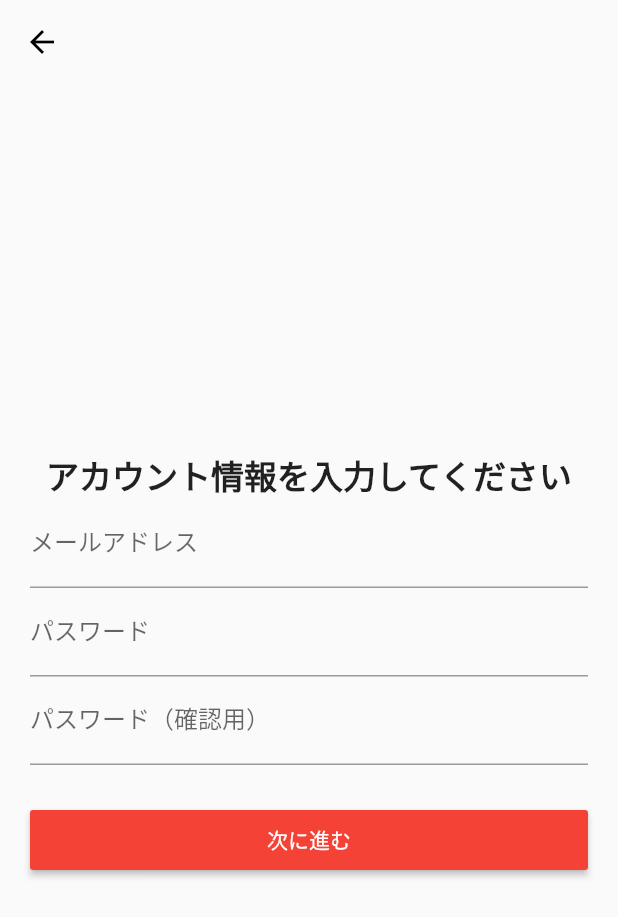
After one commit to KenAra1311/tasuke_ai, a Flutter app: the SignUp01Page screen opened by its route, on a phone screen of 412 x 824 dp. The commit adds this screen. Shown: the top 917 px of the screen. Run offline on Flutter 3.47's test engine with Material 2 defaults, Android fonts, the phone set to English and light mode, and no system bars.

Commit message:
サインアップページ1枚目を作成＆ヘッダーをクラス化

```diff
--- a/lib/main.dart
+++ b/lib/main.dart
@@ -1,6 +1,8 @@
 import 'package:flutter/material.dart';
+import 'package:tasuke_ai/pages/auth/sign_up_01_page.dart';
+import 'package:tasuke_ai/pages/splash/splash_page.dart';
 import 'package:tasuke_ai/pages/welcome/welcome_page.dart';
-import 'package:tasuke_ai/pages/splash/splash_page.dart';
+import 'package:tasuke_ai/widgets/organisms/header.dart';
 
 void main() {
   runApp(
@@ -9,6 +11,7 @@ void main() {
       routes: <String, WidgetBuilder>{
         '/': (BuildContext context) => SplashPage(),
         '/welcome': (BuildContext context) => WelcomePage(),
+        '/sign-up/01': (BuildContext context) => SignUp01Page(),
         '/home': (BuildContext context) => MyApp(),
       },
     ),
@@ -23,15 +26,13 @@ class MyApp extends StatelessWidget {
       theme: ThemeData(
         primarySwatch: Colors.red,
       ),
-      home: MyHomePage(title: '助け愛'),
+      home: MyHomePage(),
     );
   }
 }
 
 class MyHomePage extends StatefulWidget {
-  MyHomePage({Key key, this.title}) : super(key: key);
-
-  final String title;
+  MyHomePage({Key key}) : super(key: key);
 
   @override
   _MyHomePageState createState() => _MyHomePageState();
@@ -43,9 +44,10 @@ class _MyHomePageState extends State<MyHomePage> {
   @override
   Widget build(BuildContext context) {
     return Scaffold(
-      appBar: AppBar(
-        title: Text(widget.title),
-        elevation: 0.0,
+      appBar: Header(
+        title: '助け愛',
+        backgroundColor: Color(0xfff44436),
+        iconThemeColor: Color(0xffffffff),
       ),
       body: Center(
         child: Column(
--- /dev/null
+++ b/lib/pages/auth/sign_up_01_page.dart
@@ -0,0 +1,75 @@
+import 'package:flutter/material.dart';
+import 'package:provider/provider.dart';
+import 'package:tasuke_ai/widgets/organisms/header.dart';
+
+import 'sign_up_page_view_model.dart';
+
+class SignUp01Page extends StatelessWidget {
+  @override
+  Widget build(BuildContext context) {
+    return MultiProvider(
+      providers: [
+        ChangeNotifierProvider(create: (_) => SignUpPageModelView()),
+      ],
+      child: Scaffold(
+        appBar: Header(
+          title: '',
+          backgroundColor: Color(0xfffafafa),
+          iconThemeColor: Color(0xff000000),
+        ),
+        body: _Body()
+      ),
+    );
+  }
+}
+
+class _Body extends StatelessWidget {
+  @override
+  Widget build(BuildContext context) {
+    final _signUpPageModelView = Provider.of<SignUpPageModelView>(context);
+
+    return Container(
+      margin: EdgeInsets.only(left: 20, right: 20),
+      child: Column(
+        mainAxisAlignment: MainAxisAlignment.center,
+        children: <Widget>[
+          Container(
+            alignment: Alignment.topCenter,
+            child: Text(
+              'アカウント情報を入力してください',
+              style: TextStyle(
+                fontSize: 22,
+                fontWeight: FontWeight.bold,
+              ),
+            ),
+          ),
+          TextFormField(
+            controller: _signUpPageModelView.emailTextController,
+            decoration: InputDecoration(labelText: 'メールアドレス'),
+          ),
+          TextFormField(
+            controller: _signUpPageModelView.passwordTextController,
+            decoration: InputDecoration(labelText: 'パスワード'),
+            obscureText: true,
+          ),
+          TextFormField(
+            controller: _signUpPageModelView.passwordConfirmTextController,
+            decoration: InputDecoration(labelText: 'パスワード（確認用）'),
+            obscureText: true,
+          ),
+          Container(
+            margin: EdgeInsets.only(top: 30),
+            width: double.infinity,
+            height: 40,
+            child: RaisedButton(
+              onPressed: () => Navigator.of(context).pushNamed('/home'),
+              color: Colors.red,
+              textColor: Colors.white,
+              child: Text('次に進む'),
+            ),
+          ),
+        ],
+      ),
+    );
+  }
+}
--- /dev/null
+++ b/lib/pages/auth/sign_up_page_view_model.dart
@@ -0,0 +1,34 @@
+import 'package:flutter/cupertino.dart';
+// import 'package:tasuke_ai/service/auth/sign_up_service.dart';
+
+class SignUpPageModelView extends ChangeNotifier {
+  // SignUpService _signUpService;
+  TextEditingController _emailTextController;
+  TextEditingController _passwordTextController;
+  TextEditingController _passwordConfirmTextController;
+  String _info;
+
+  SignUpPageModelView() {
+    // _signUpService = SignUpService();
+    _emailTextController = TextEditingController();
+    _passwordTextController = TextEditingController();
+    _passwordConfirmTextController = TextEditingController();
+    _info = '';
+  }
+
+  TextEditingController get emailTextController => _emailTextController;
+  TextEditingController get passwordTextController => _passwordTextController;
+  TextEditingController get passwordConfirmTextController => _passwordConfirmTextController;
+  String get info => _info;
+
+  /*
+   * ユーザを登録する
+   */
+  // Future<dynamic> signUpUser() async {
+  //   await _signUpService.signUpUser(
+  //     mail: emailTextController.text,
+  //     password: passwordTextController.text,
+  //     info: info
+  //   );
+  // }
+}
--- a/lib/pages/welcome/welcome_page.dart
+++ b/lib/pages/welcome/welcome_page.dart
@@ -29,12 +29,12 @@ class WelcomePage extends StatelessWidget {
             margin: EdgeInsets.only(bottom: 30),
             width: double.infinity,
             height: 80,
-            child: RaisedButton(
-              onPressed: () => Navigator.of(context).pushNamed('/'),
+            child: FlatButton(
+              onPressed: () => Navigator.of(context).pushNamed('/sign-up/01'),
               color: Colors.redAccent,
               textColor: Colors.white,
               child: Text(
-                'ユーザーを登録する',
+                '新規登録する',
                 style: TextStyle(fontSize: 18),
               ),
             ),
@@ -42,7 +42,7 @@ class WelcomePage extends StatelessWidget {
           Container(
             width: double.infinity,
             height: 80,
-            child: RaisedButton(
+            child: FlatButton(
               onPressed: () => Navigator.of(context).pushNamed('/'),
               color: Colors.indigoAccent,
               textColor: Colors.white,
--- /dev/null
+++ b/lib/widgets/organisms/header.dart
@@ -0,0 +1,26 @@
+import 'package:flutter/material.dart';
+
+class Header extends StatelessWidget with PreferredSizeWidget {
+  final String title;
+  final Color backgroundColor;
+  final Color iconThemeColor;
+
+  Header({
+    @required this.title,
+    @required this.backgroundColor,
+    @required this.iconThemeColor,
+  });
+
+  @override
+  Size get preferredSize => const Size.fromHeight(kToolbarHeight);
+
+  @override
+  Widget build(BuildContext context) {
+    return AppBar(
+      title: Text(title),
+      backgroundColor: backgroundColor,
+      iconTheme: IconThemeData(color: iconThemeColor),
+      elevation: 0.0,
+    );
+  }
+}
--- a/pubspec.yaml
+++ b/pubspec.yaml
@@ -25,6 +25,7 @@ dependencies:
     sdk: flutter
   cupertino_icons: ^1.0.0
   firebase_auth: ^0.18.1
+  provider: ^4.3.2
 
 dev_dependencies:
   flutter_launcher_icons: "^0.8.0"
```
Also changed, not shown: pubspec.lock.
